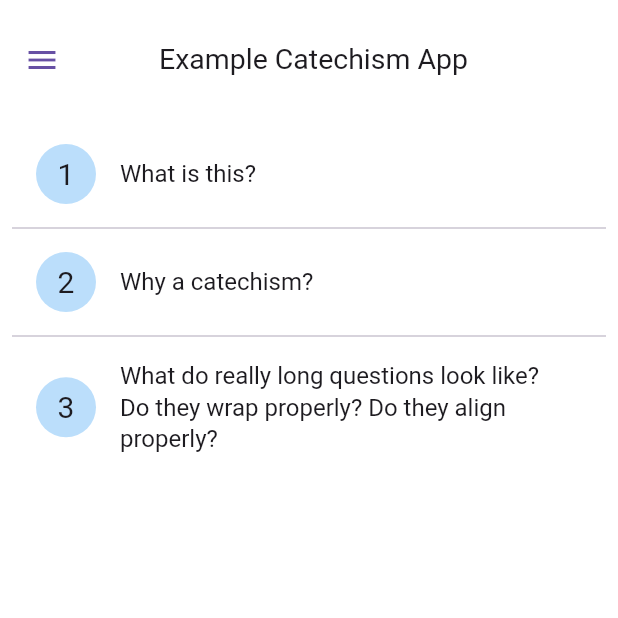
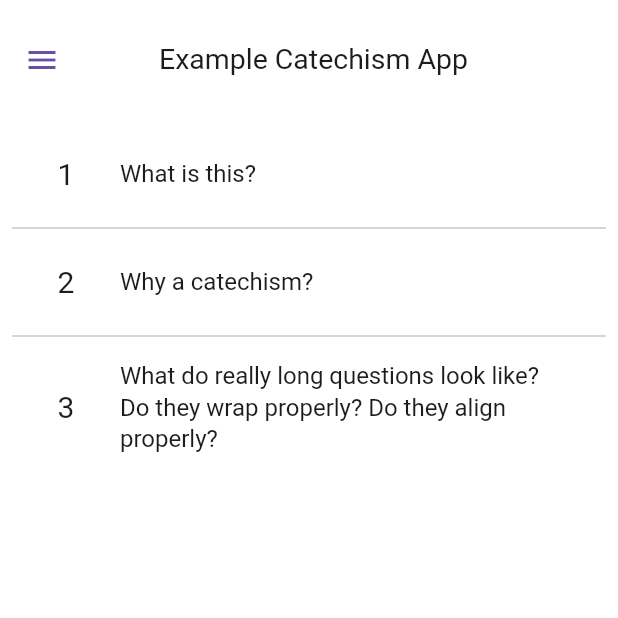
Before and after one commit to Fliturgy/catechism, a Flutter app: the screen it shows after launch, on a phone screen of 412 x 824 dp, the top half of it. Run offline on Flutter 3.47's test engine with Material 3 defaults, Android fonts, the phone set to English and light mode, and no system bars; our stand-ins replace flutter_riverpod, font_awesome_flutter, go_router; generated files the repository leaves out were written again.

Commit message:
remove circle avatar for question short title in question list item

```diff
--- a/lib/src/features/configuration/domain/configuration.dart
+++ b/lib/src/features/configuration/domain/configuration.dart
@@ -56,6 +56,11 @@ class CatechismConfiguration {
   /// hide the answer in the details page. This defaults to true.
   final bool allowHideAnswer;
 
+  /// The questionShortTitleListAlignment property is used to determine the
+  /// alignment of the question short title in the list page. This defaults to
+  /// TextAlign.center.
+  final TextAlign questionShortTitleListAlignment;
+
   /// The CatechismConfiguration constructor is used to create a new instance of
   /// the CatechismConfiguration class.
   CatechismConfiguration({
@@ -70,6 +75,7 @@ class CatechismConfiguration {
     this.displayQuestionPrayer = true,
     questionPrayerIcon,
     this.allowHideAnswer = true,
+    this.questionShortTitleListAlignment = TextAlign.center,
   })  : questionReferencesIcon =
             questionReferencesIcon ?? Icon(Icons.menu_book_outlined),
         questionNotesIcon =
--- a/lib/src/features/questions/presentation/widgets/question_list_item.dart
+++ b/lib/src/features/questions/presentation/widgets/question_list_item.dart
@@ -24,12 +24,13 @@ class QuestionListItem extends ConsumerWidget {
 
     return ListTile(
       leading: configuration.displayQuestionTitleShortInList
-          ? CircleAvatar(
+          ? Container(
+              width: 40,
               child: Text(
                 question.titleShort ?? "",
                 style: Theme.of(context).textTheme.headlineMedium,
+                textAlign: configuration.questionShortTitleListAlignment,
               ),
-              backgroundColor: Theme.of(context).primaryColorLight,
             )
           : null,
       title: Text(
```
